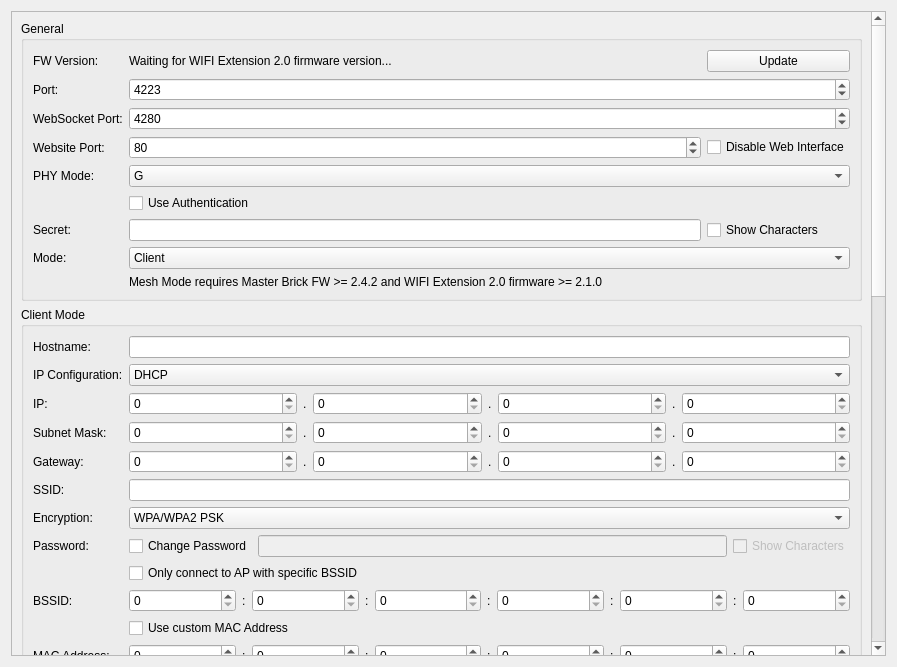
This is src/brickv/plugin_system/plugins/master/ui/wifi2.ui in Tinkerforge/brickv as Qt 5 draws it before an edit. The edited form follows.
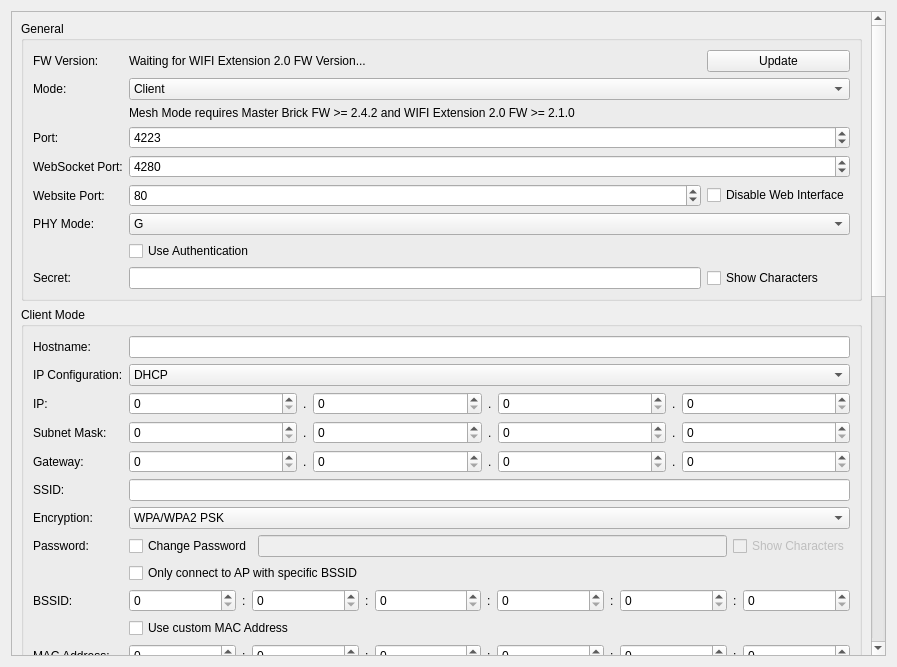
This is the edited form. Custom widgets are drawn as their Qt base class.

Commit message: wifi2: Move mode combobox to top of general group

```diff
--- a/src/brickv/plugin_system/plugins/master/ui/wifi2.ui
+++ b/src/brickv/plugin_system/plugins/master/ui/wifi2.ui
@@ -24,8 +24,8 @@
        <rect>
         <x>0</x>
         <y>0</y>
-        <width>861</width>
-        <height>1906</height>
+        <width>859</width>
+        <height>1734</height>
        </rect>
       </property>
       <layout class="QVBoxLayout" name="verticalLayout">
@@ -1939,7 +1939,7 @@
            <layout class="QVBoxLayout" name="verticalLayout_7">
             <item>
              <layout class="QGridLayout" name="gridLayout_3">
-              <item row="2" column="1" colspan="2">
+              <item row="4" column="1" colspan="2">
                <widget class="QSpinBox" name="wifi_websocket_port">
                 <property name="sizePolicy">
                  <sizepolicy hsizetype="Expanding" vsizetype="Fixed">
@@ -1958,7 +1958,7 @@
                 </property>
                </widget>
               </item>
-              <item row="3" column="2">
+              <item row="5" column="2">
                <widget class="QCheckBox" name="wifi_disable_web_interface">
                 <property name="sizePolicy">
                  <sizepolicy hsizetype="Minimum" vsizetype="Fixed">
@@ -1971,7 +1971,7 @@
                 </property>
                </widget>
               </item>
-              <item row="6" column="2">
+              <item row="8" column="2">
                <widget class="QCheckBox" name="wifi_show_characters">
                 <property name="sizePolicy">
                  <sizepolicy hsizetype="Minimum" vsizetype="Fixed">
@@ -1984,60 +1984,7 @@
                 </property>
                </widget>
               </item>
-              <item row="7" column="0">
-               <widget class="QLabel" name="wifi_mode_label">
-                <property name="sizePolicy">
-                 <sizepolicy hsizetype="Minimum" vsizetype="Preferred">
-                  <horstretch>0</horstretch>
-                  <verstretch>0</verstretch>
-                 </sizepolicy>
-                </property>
-                <property name="text">
-                 <string>Mode:</string>
-                </property>
-                <property name="buddy">
-                 <cstring>wifi_mode</cstring>
-                </property>
-               </widget>
-              </item>
-              <item row="7" column="1" colspan="2">
-               <widget class="QComboBox" name="wifi_mode">
-                <property name="sizePolicy">
-                 <sizepolicy hsizetype="Expanding" vsizetype="Fixed">
-                  <horstretch>1</horstretch>
-                  <verstretch>0</verstretch>
-                 </sizepolicy>
-                </property>
-                <property name="currentIndex">
-                 <number>0</number>
-                </property>
-                <property name="sizeAdjustPolicy">
-                 <enum>QComboBox::AdjustToContents</enum>
-                </property>
-                <property name="minimumContentsLength">
-                 <number>0</number>
-                </property>
-                <property name="modelColumn">
-                 <number>0</number>
-                </property>
-                <item>
-                 <property name="text">
-                  <string>Client</string>
-                 </property>
-                </item>
-                <item>
-                 <property name="text">
-                  <string>Access Point</string>
-                 </property>
-                </item>
-                <item>
-                 <property name="text">
-                  <string>Client and Access Point</string>
-                 </property>
-                </item>
-               </widget>
-              </item>
-              <item row="4" column="1" colspan="2">
+              <item row="6" column="1" colspan="2">
                <widget class="QComboBox" name="wifi_phy_mode">
                 <property name="sizePolicy">
                  <sizepolicy hsizetype="Expanding" vsizetype="Fixed">
@@ -2065,7 +2012,7 @@
                 </item>
                </widget>
               </item>
-              <item row="3" column="0">
+              <item row="5" column="0">
                <widget class="QLabel" name="wifi_website_port_label">
                 <property name="sizePolicy">
                  <sizepolicy hsizetype="Minimum" vsizetype="Preferred">
@@ -2078,7 +2025,7 @@
                 </property>
                </widget>
               </item>
-              <item row="2" column="0">
+              <item row="4" column="0">
                <widget class="QLabel" name="wifi_websocket_port_label">
                 <property name="sizePolicy">
                  <sizepolicy hsizetype="Minimum" vsizetype="Preferred">
@@ -2091,7 +2038,7 @@
                 </property>
                </widget>
               </item>
-              <item row="1" column="0">
+              <item row="3" column="0">
                <widget class="QLabel" name="wifi_port_label">
                 <property name="sizePolicy">
                  <sizepolicy hsizetype="Minimum" vsizetype="Preferred">
@@ -2107,7 +2054,7 @@
                 </property>
                </widget>
               </item>
-              <item row="3" column="1">
+              <item row="5" column="1">
                <widget class="QSpinBox" name="wifi_website_port">
                 <property name="sizePolicy">
                  <sizepolicy hsizetype="Expanding" vsizetype="Fixed">
@@ -2126,7 +2073,7 @@
                 </property>
                </widget>
               </item>
-              <item row="5" column="1" colspan="2">
+              <item row="7" column="1" colspan="2">
                <widget class="QCheckBox" name="wifi_use_auth">
                 <property name="sizePolicy">
                  <sizepolicy hsizetype="Expanding" vsizetype="Fixed">
@@ -2139,22 +2086,6 @@
                 </property>
                </widget>
               </item>
-              <item row="8" column="1" colspan="2">
-               <widget class="QLabel" name="label_mesh_hint">
-                <property name="sizePolicy">
-                 <sizepolicy hsizetype="Expanding" vsizetype="Preferred">
-                  <horstretch>0</horstretch>
-                  <verstretch>0</verstretch>
-                 </sizepolicy>
-                </property>
-                <property name="text">
-                 <string>Mesh Mode requires Master Brick FW &gt;= 2.4.2 and WIFI Extension 2.0 firmware &gt;= 2.1.0</string>
-                </property>
-                <property name="wordWrap">
-                 <bool>true</bool>
-                </property>
-               </widget>
-              </item>
               <item row="0" column="0">
                <widget class="QLabel" name="wifi_firmware_version_description_label">
                 <property name="text">
@@ -2162,7 +2093,7 @@
                 </property>
                </widget>
               </item>
-              <item row="6" column="0">
+              <item row="8" column="0">
                <widget class="QLabel" name="wifi_secret_label">
                 <property name="sizePolicy">
                  <sizepolicy hsizetype="Minimum" vsizetype="Preferred">
@@ -2178,14 +2109,14 @@
                 </property>
                </widget>
               </item>
-              <item row="6" column="1">
+              <item row="8" column="1">
                <widget class="QLineEdit" name="wifi_secret">
                 <property name="maxLength">
                  <number>64</number>
                 </property>
                </widget>
               </item>
-              <item row="4" column="0">
+              <item row="6" column="0">
                <widget class="QLabel" name="wifi_phy_mode_label">
                 <property name="sizePolicy">
                  <sizepolicy hsizetype="Minimum" vsizetype="Preferred">
@@ -2198,7 +2129,7 @@
                 </property>
                </widget>
               </item>
-              <item row="1" column="1" colspan="2">
+              <item row="3" column="1" colspan="2">
                <widget class="QSpinBox" name="wifi_port">
                 <property name="sizePolicy">
                  <sizepolicy hsizetype="Expanding" vsizetype="Fixed">
@@ -2219,8 +2150,14 @@
               </item>
               <item row="0" column="1">
                <widget class="QLabel" name="wifi_firmware_version_label">
+                <property name="sizePolicy">
+                 <sizepolicy hsizetype="Preferred" vsizetype="Preferred">
+                  <horstretch>4</horstretch>
+                  <verstretch>0</verstretch>
+                 </sizepolicy>
+                </property>
                 <property name="text">
-                 <string>Waiting for WIFI Extension 2.0 firmware version...</string>
+                 <string>Waiting for WIFI Extension 2.0 FW Version...</string>
                 </property>
                </widget>
               </item>
@@ -2231,6 +2168,75 @@
                 </property>
                </widget>
               </item>
+              <item row="2" column="1" colspan="2">
+               <widget class="QLabel" name="label_mesh_hint">
+                <property name="sizePolicy">
+                 <sizepolicy hsizetype="Expanding" vsizetype="Preferred">
+                  <horstretch>0</horstretch>
+                  <verstretch>0</verstretch>
+                 </sizepolicy>
+                </property>
+                <property name="text">
+                 <string>Mesh Mode requires Master Brick FW &gt;= 2.4.2 and WIFI Extension 2.0 FW &gt;= 2.1.0</string>
+                </property>
+                <property name="wordWrap">
+                 <bool>true</bool>
+                </property>
+               </widget>
+              </item>
+              <item row="1" column="1" colspan="2">
+               <widget class="QComboBox" name="wifi_mode">
+                <property name="sizePolicy">
+                 <sizepolicy hsizetype="Expanding" vsizetype="Fixed">
+                  <horstretch>1</horstretch>
+                  <verstretch>0</verstretch>
+                 </sizepolicy>
+                </property>
+                <property name="currentIndex">
+                 <number>0</number>
+                </property>
+                <property name="sizeAdjustPolicy">
+                 <enum>QComboBox::AdjustToContents</enum>
+                </property>
+                <property name="minimumContentsLength">
+                 <number>0</number>
+                </property>
+                <property name="modelColumn">
+                 <number>0</number>
+                </property>
+                <item>
+                 <property name="text">
+                  <string>Client</string>
+                 </property>
+                </item>
+                <item>
+                 <property name="text">
+                  <string>Access Point</string>
+                 </property>
+                </item>
+                <item>
+                 <property name="text">
+                  <string>Client and Access Point</string>
+                 </property>
+                </item>
+               </widget>
+              </item>
+              <item row="1" column="0">
+               <widget class="QLabel" name="wifi_mode_label">
+                <property name="sizePolicy">
+                 <sizepolicy hsizetype="Minimum" vsizetype="Preferred">
+                  <horstretch>0</horstretch>
+                  <verstretch>0</verstretch>
+                 </sizepolicy>
+                </property>
+                <property name="text">
+                 <string>Mode:</string>
+                </property>
+                <property name="buddy">
+                 <cstring>wifi_mode</cstring>
+                </property>
+               </widget>
+              </item>
              </layout>
             </item>
            </layout>
```
Left out of the diff: 1 changed line with no effect on the pictures. The commit also changes 1 other file.
